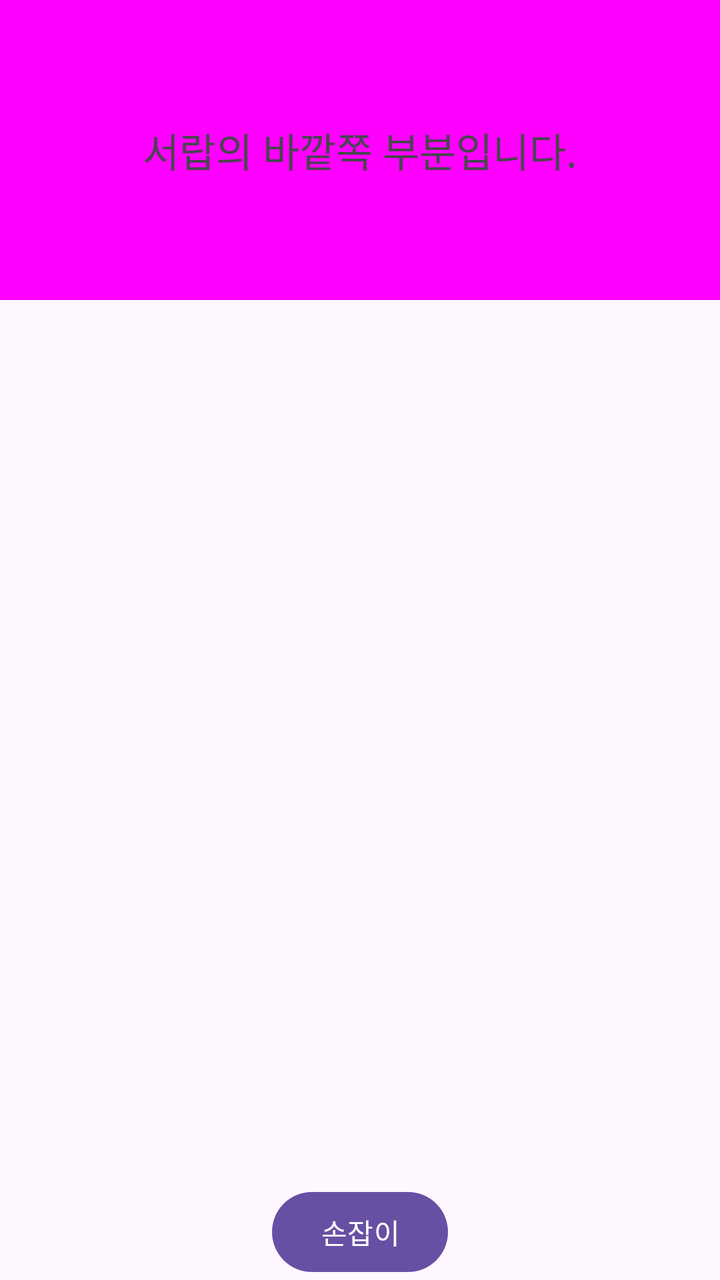
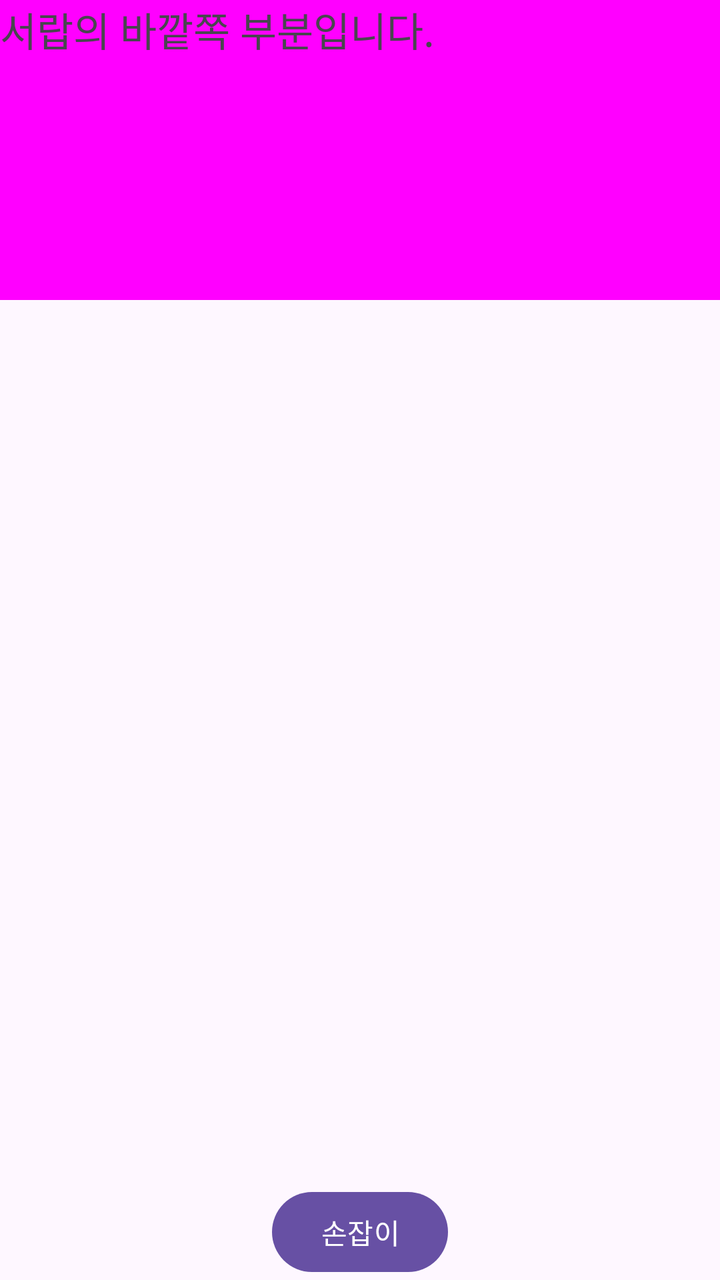

Screens rendered from an Android XML layout before and after an edit, with the pre-edit source and the edit as a unified diff.
<!-- AndroidManifest.xml: application theme Theme.SlidingDrawer -->
<!-- res/layout/activity_main.xml -->
<?xml version="1.0" encoding="utf-8"?>
<LinearLayout xmlns:android="http://schemas.android.com/apk/res/android"
    xmlns:tools="http://schemas.android.com/tools"
    android:id="@+id/main"
    android:layout_width="match_parent"
    android:layout_height="match_parent"
    android:orientation="vertical"
    tools:context=".MainActivity">

    <TextView
        android:layout_width="match_parent"
        android:layout_height="150dp"
        android:background="#ff00ff"
        android:textSize="20sp"
        android:gravity="center"
        android:text="서랍의 바깥쪽 부분입니다." />

    
    <SlidingDrawer
        android:id="@+id/drawer"
        android:layout_width="match_parent"
        android:layout_height="match_parent"
        android:handle="@+id/btn_handle"
        android:content="@+id/linear_content">

        
        <Button
            android:id="@+id/btn_handle"
            android:layout_width="wrap_content"
            android:layout_height="wrap_content"
            android:text="손잡이" />

        
        <LinearLayout
            android:id="@+id/linear_content"
            android:layout_width="match_parent"
            android:layout_height="match_parent"
            android:background="@android:color/black"
            android:gravity="center">

            <TextView
                android:layout_width="wrap_content"
                android:layout_height="wrap_content"
                android:text="서랍 안쪽입니다"
                android:textColor="@android:color/white"
                android:textSize="20sp"
                android:textStyle="bold" />
        </LinearLayout>
    </SlidingDrawer>

</LinearLayout>
<!-- resources referenced by this layout -->
<resources>
  <style name="Theme.SlidingDrawer" parent="Base.Theme.SlidingDrawer" />
  <style name="Base.Theme.SlidingDrawer" parent="Theme.Material3.DayNight.NoActionBar">
          
          
      </style>
</resources>

<!-- the commit's change to res/layout/activity_main.xml (unified diff, before → after) -->
@@ -1,5 +1,6 @@
 <?xml version="1.0" encoding="utf-8"?>
 <LinearLayout xmlns:android="http://schemas.android.com/apk/res/android"
+    xmlns:app="http://schemas.android.com/apk/res-auto"
     xmlns:tools="http://schemas.android.com/tools"
     android:id="@+id/main"
     android:layout_width="match_parent"
@@ -12,40 +13,30 @@
         android:layout_height="150dp"
         android:background="#ff00ff"
         android:textSize="20sp"
-        android:gravity="center"
         android:text="서랍의 바깥쪽 부분입니다." />
-
-    
     <SlidingDrawer
-        android:id="@+id/drawer"
+        android:handle="@id/btn_handle"
+        android:content="@id/linear_content"
         android:layout_width="match_parent"
-        android:layout_height="match_parent"
-        android:handle="@+id/btn_handle"
-        android:content="@+id/linear_content">
-
-        
+        android:layout_height="match_parent">
         <Button
             android:id="@+id/btn_handle"
             android:layout_width="wrap_content"
             android:layout_height="wrap_content"
-            android:text="손잡이" />
-
-        
+            android:text="손잡이"/>
         <LinearLayout
             android:id="@+id/linear_content"
+            android:background="@color/black"
+            android:gravity="center"
             android:layout_width="match_parent"
-            android:layout_height="match_parent"
-            android:background="@android:color/black"
-            android:gravity="center">
-
+            android:layout_height="match_parent">
             <TextView
                 android:layout_width="wrap_content"
                 android:layout_height="wrap_content"
-                android:text="서랍 안쪽입니다"
-                android:textColor="@android:color/white"
                 android:textSize="20sp"
-                android:textStyle="bold" />
+                android:textColor="@color/white"
+                android:textStyle="bold"
+                android:text="서랍 안쪽의 내용입니다."/>
         </LinearLayout>
     </SlidingDrawer>
-
 </LinearLayout>
<!-- resource entries referenced after the edit -->
@@ -1,5 +1,7 @@
 <!-- resources referenced by this layout -->
 <resources>
+  <color name="black">#FF000000</color>
+  <color name="white">#FFFFFFFF</color>
   <style name="Theme.SlidingDrawer" parent="Base.Theme.SlidingDrawer" />
   <style name="Base.Theme.SlidingDrawer" parent="Theme.Material3.DayNight.NoActionBar">
           
